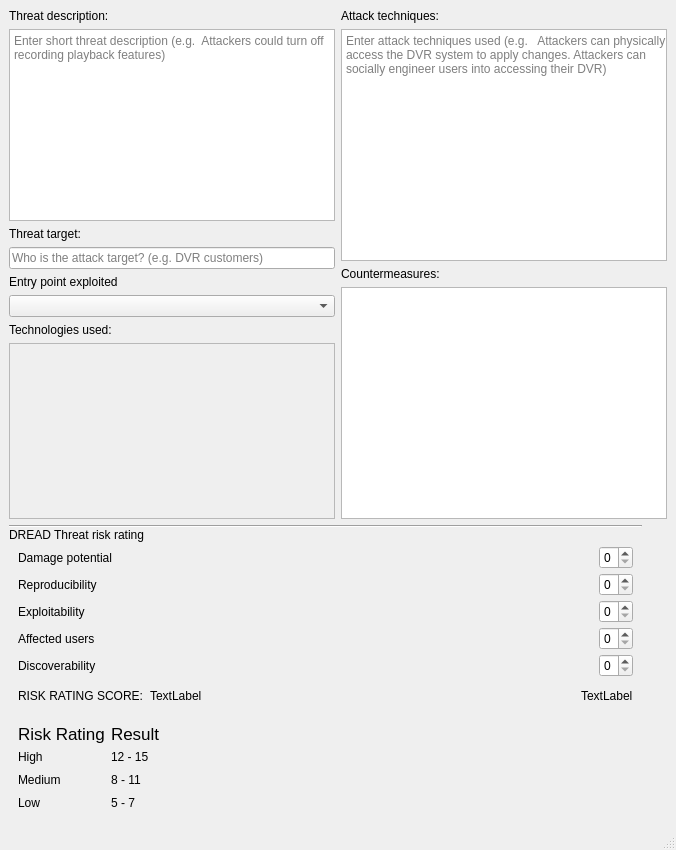
First picture: the form in iotpentool/gui/threat.ui, repository sarunasil/iotPenTool, before the edit.
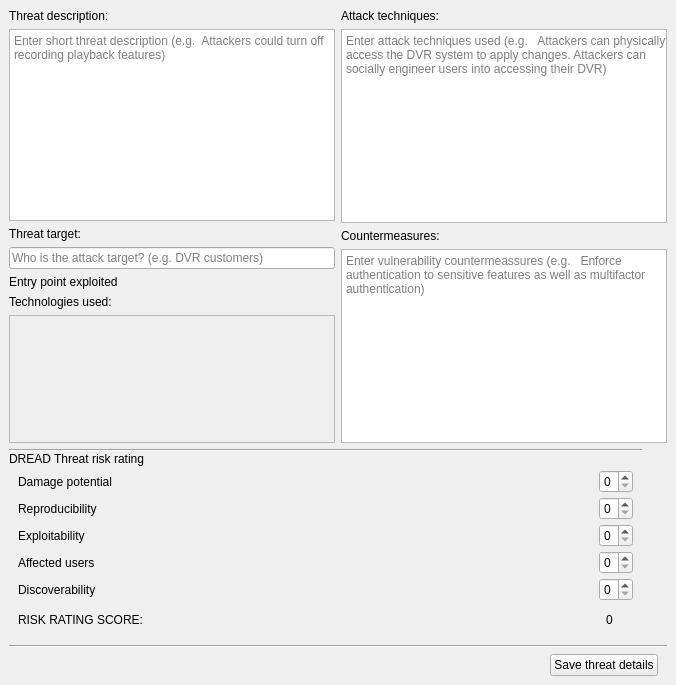
Second picture: the form after the edit.

Commit message: threat gui and threat ranking gui are fully functional except for "Investigate button". Could add some tests for threat.py

```diff
--- a/iotpentool/gui/threat.ui
+++ b/iotpentool/gui/threat.ui
@@ -7,7 +7,7 @@
     <x>0</x>
     <y>0</y>
     <width>676</width>
-    <height>850</height>
+    <height>685</height>
    </rect>
   </property>
   <property name="windowTitle">
@@ -80,16 +80,6 @@
             </property>
            </widget>
           </item>
-          <item>
-           <widget class="QComboBox" name="entry_point_combobox">
-            <property name="sizePolicy">
-             <sizepolicy hsizetype="Preferred" vsizetype="Fixed">
-              <horstretch>0</horstretch>
-              <verstretch>0</verstretch>
-             </sizepolicy>
-            </property>
-           </widget>
-          </item>
           <item>
            <widget class="QLabel" name="label_46">
             <property name="text">
@@ -108,7 +98,7 @@
                <x>0</x>
                <y>0</y>
                <width>324</width>
-               <height>110</height>
+               <height>90</height>
               </rect>
              </property>
              <layout class="QGridLayout" name="gridLayout"/>
@@ -156,9 +146,6 @@
           </item>
           <item>
            <widget class="QPlainTextEdit" name="countermeassures_text_box">
-            <property name="plainText">
-             <string/>
-            </property>
             <property name="placeholderText">
              <string>Enter vulnerability countermeassures (e.g.   Enforce authentication to sensitive features as well as multifactor authentication)</string>
             </property>
@@ -455,7 +442,7 @@
           <item>
            <widget class="QLabel" name="rating_score_label">
             <property name="text">
-             <string>TextLabel</string>
+             <string/>
             </property>
            </widget>
           </item>
@@ -475,90 +462,21 @@
           <item>
            <widget class="QLabel" name="rating_score_total_label">
             <property name="text">
-             <string>TextLabel</string>
+             <string>0</string>
             </property>
            </widget>
           </item>
-         </layout>
-        </widget>
-       </item>
-       <item>
-        <widget class="QWidget" name="widget_18" native="true">
-         <layout class="QGridLayout" name="gridLayout_2">
-          <item row="0" column="0">
-           <widget class="QLabel" name="label_35">
-            <property name="font">
-             <font>
-              <pointsize>13</pointsize>
-             </font>
-            </property>
-            <property name="text">
-             <string>Risk Rating</string>
-            </property>
-           </widget>
-          </item>
-          <item row="3" column="0">
-           <widget class="QLabel" name="label_36">
-            <property name="text">
-             <string>Low</string>
-            </property>
-           </widget>
-          </item>
-          <item row="2" column="0">
-           <widget class="QLabel" name="label_37">
-            <property name="text">
-             <string>Medium</string>
-            </property>
-           </widget>
-          </item>
-          <item row="1" column="0">
-           <widget class="QLabel" name="label_38">
-            <property name="text">
-             <string>High</string>
-            </property>
-           </widget>
-          </item>
-          <item row="0" column="1">
-           <widget class="QLabel" name="label_39">
-            <property name="font">
-             <font>
-              <pointsize>13</pointsize>
-             </font>
-            </property>
-            <property name="text">
-             <string>Result</string>
-            </property>
-           </widget>
-          </item>
-          <item row="1" column="1">
-           <widget class="QLabel" name="label_40">
-            <property name="text">
-             <string>12 - 15</string>
-            </property>
-           </widget>
-          </item>
-          <item row="2" column="1">
-           <widget class="QLabel" name="label_41">
-            <property name="text">
-             <string>8 - 11</string>
-            </property>
-           </widget>
-          </item>
-          <item row="3" column="1">
-           <widget class="QLabel" name="label_42">
-            <property name="text">
-             <string>5 - 7</string>
-            </property>
-           </widget>
-          </item>
-          <item row="2" column="2">
-           <spacer name="horizontalSpacer_4">
+          <item>
+           <spacer name="horizontalSpacer_17">
             <property name="orientation">
              <enum>Qt::Horizontal</enum>
             </property>
+            <property name="sizeType">
+             <enum>QSizePolicy::Fixed</enum>
+            </property>
             <property name="sizeHint" stdset="0">
              <size>
-              <width>40</width>
+              <width>20</width>
               <height>20</height>
              </size>
             </property>
@@ -570,19 +488,50 @@
       </layout>
      </widget>
     </item>
+    <item>
+     <widget class="Line" name="line_2">
+      <property name="orientation">
+       <enum>Qt::Horizontal</enum>
+      </property>
+     </widget>
+    </item>
+    <item>
+     <widget class="QWidget" name="widget_3" native="true">
+      <layout class="QHBoxLayout" name="horizontalLayout_2">
+       <property name="leftMargin">
+        <number>0</number>
+       </property>
+       <property name="topMargin">
+        <number>0</number>
+       </property>
+       <property name="bottomMargin">
+        <number>0</number>
+       </property>
+       <item>
+        <spacer name="horizontalSpacer_2">
+         <property name="orientation">
+          <enum>Qt::Horizontal</enum>
+         </property>
+         <property name="sizeHint" stdset="0">
+          <size>
+           <width>40</width>
+           <height>20</height>
+          </size>
+         </property>
+        </spacer>
+       </item>
+       <item>
+        <widget class="QPushButton" name="save_button">
+         <property name="text">
+          <string>Save threat details</string>
+         </property>
+        </widget>
+       </item>
+      </layout>
+     </widget>
+    </item>
    </layout>
   </widget>
-  <widget class="QMenuBar" name="menubar">
-   <property name="geometry">
-    <rect>
-     <x>0</x>
-     <y>0</y>
-     <width>676</width>
-     <height>22</height>
-    </rect>
-   </property>
-  </widget>
-  <widget class="QStatusBar" name="statusbar"/>
  </widget>
  <resources/>
  <connections/>
```
Left out of the diff: 10 changed lines with no effect on the pictures. The commit also changes 18 other files.
